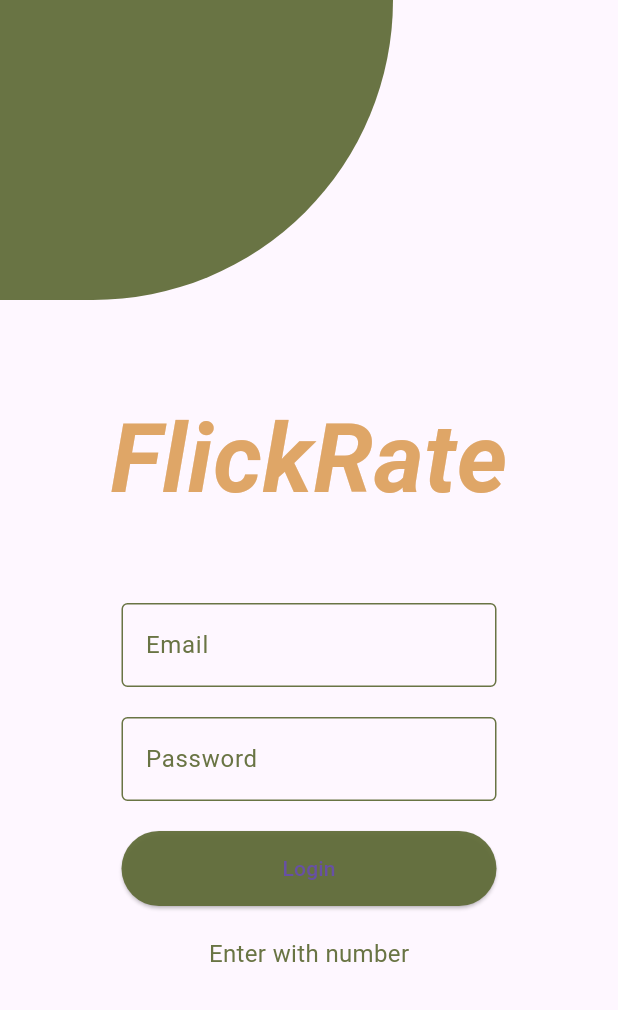
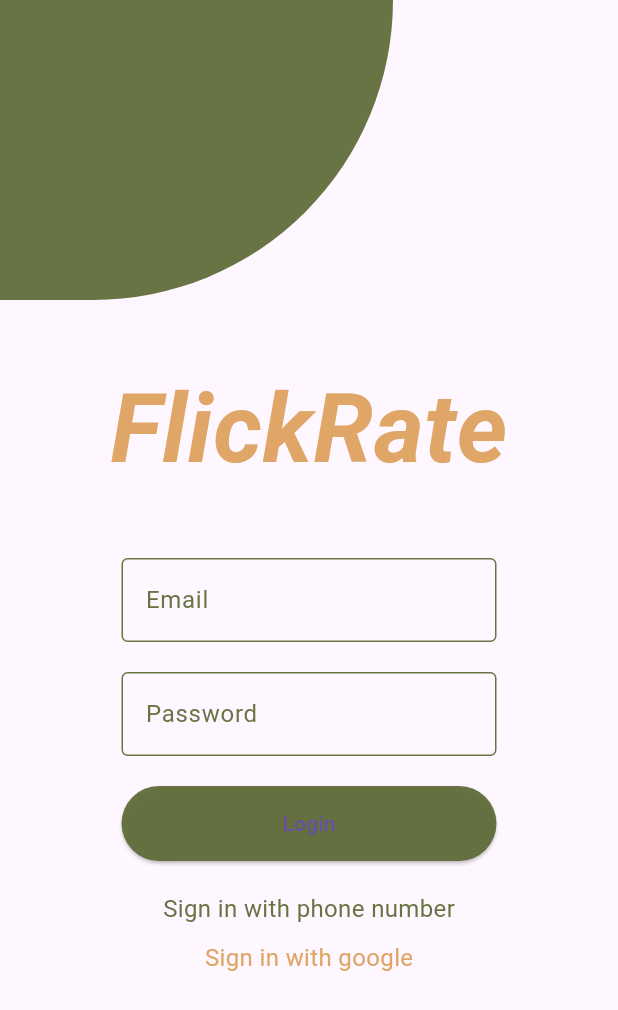
Before and after one commit to YuraYB3/FlickRate, a Flutter app: the screen it shows after launch, on a phone screen of 412 x 824 dp. Shown: the top 1010 px of the screen. Run offline on Flutter 3.47's test engine with Material 3 defaults, Android fonts, the phone set to English and light mode, and no system bars; our stand-ins replace firebase_auth, firebase_core, google_sign_in, shared_preferences; accounts and stored records are empty.

Commit message:
added google signin

```diff
--- a/lib/app/screens/login/login_view.dart
+++ b/lib/app/screens/login/login_view.dart
@@ -20,9 +20,9 @@ class LoginView extends StatelessWidget {
         child: Column(
           children: [
             DrawCircle(colorsPalete: colorsPalete),
-            Container(height: 60),
+            Container(height: 40),
             FlicrRateText(colorsPalete: colorsPalete),
-            Container(height: 50),
+            Container(height: 40),
             Login(model: model, colorsPalete: colorsPalete)
           ],
         ),
--- a/lib/app/screens/login/login_view_model.dart
+++ b/lib/app/screens/login/login_view_model.dart
@@ -46,7 +46,7 @@ class LoginViewModel extends ChangeNotifier {
     bool isValid = _inputValidator.isOtpValid(_otpCode);
     if (isValid) {
       try {
-        await _authService.loginWithOtp(otp: _otpCode);
+        await _authService.signinWithOtp(otp: _otpCode);
         _localStorage.save(keyPhone, _phoneNumber);
       } catch (e) {
         showException("Incorect code. Please try again");
@@ -65,4 +65,8 @@ class LoginViewModel extends ChangeNotifier {
     _otpCode = value;
     notifyListeners();
   }
+
+  void onSignInWitchGoogleClicked() async {
+    await _authService.signInWithGoogle();
+  }
 }
--- a/lib/app/screens/login/widgets/login_with_email_and_pass.dart
+++ b/lib/app/screens/login/widgets/login_with_email_and_pass.dart
@@ -36,8 +36,16 @@ class LoginWithEmailAndPassword extends StatelessWidget {
         MyTextButton(
             textColor: colorsPalete.mainColor,
             textSize: 16,
-            title: 'Enter with number',
-            onButtonPressed: model.switchAutheticationClicked)
+            title: 'Sign in with phone number',
+            onButtonPressed: model.switchAutheticationClicked),
+        const SizedBox(
+          height: 10,
+        ),
+        MyTextButton(
+            textColor: colorsPalete.flickRateColor,
+            textSize: 16,
+            title: 'Sign in with google',
+            onButtonPressed: model.onSignInWitchGoogleClicked)
       ],
     );
   }
--- a/lib/app/screens/login/widgets/login_with_phone.dart
+++ b/lib/app/screens/login/widgets/login_with_phone.dart
@@ -27,7 +27,7 @@ class LoginWithPhone extends StatelessWidget {
         MyTextButton(
             textColor: colorsPalete.mainColor,
             textSize: 18,
-            title: 'Enter with email',
+            title: 'Sign in with email',
             onButtonPressed: model.switchAutheticationClicked)
       ],
     );
--- a/lib/domain/auth/iauth_service.dart
+++ b/lib/domain/auth/iauth_service.dart
@@ -7,6 +7,7 @@ abstract interface class IAuthService {
   FirebaseAuth get firebaseAuth;
   bool isUserLoggedIn();
   Future sentOtp(String number);
-  Future loginWithOtp({required String otp});
+  Future signinWithOtp({required String otp});
   Future logOut();
+  Future signInWithGoogle();
 }
--- a/pubspec.yaml
+++ b/pubspec.yaml
@@ -40,6 +40,7 @@ dependencies:
   cloud_firestore: ^4.14.0
   firebase_auth: ^4.16.0
   shared_preferences: ^2.2.2
+  google_sign_in: ^6.1.6
 
 dev_dependencies:
   flutter_test:
```
Also changed, not shown: lib/app/services/auth/auth_service.dart (+24 -1 lines), pubspec.lock.
